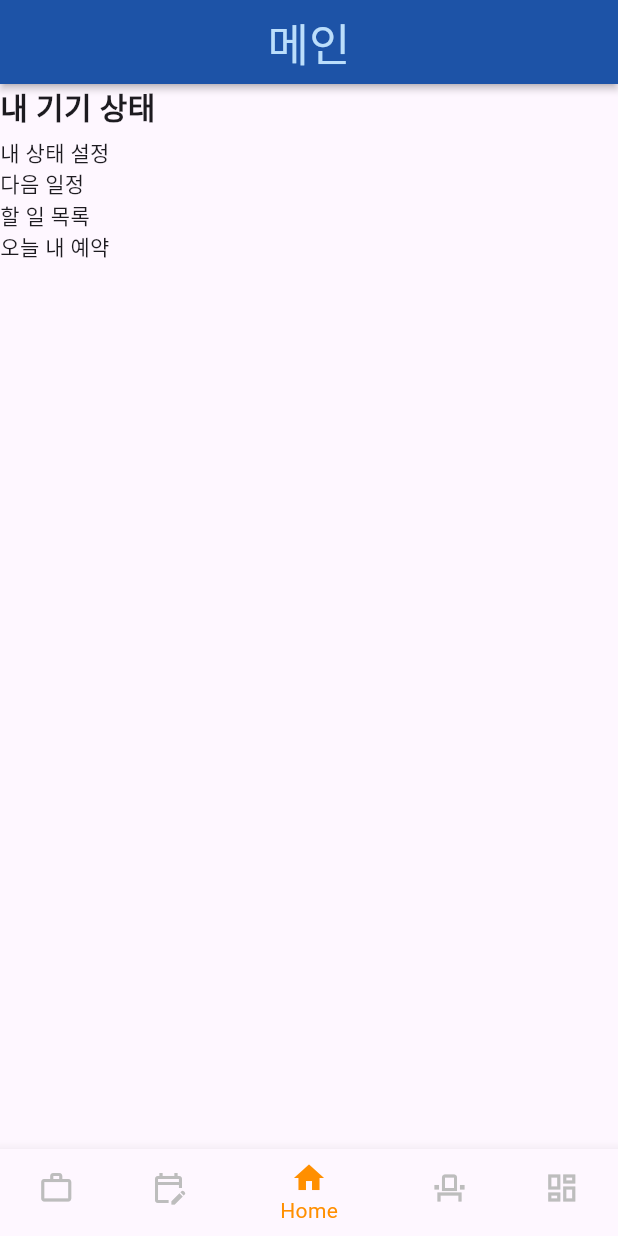
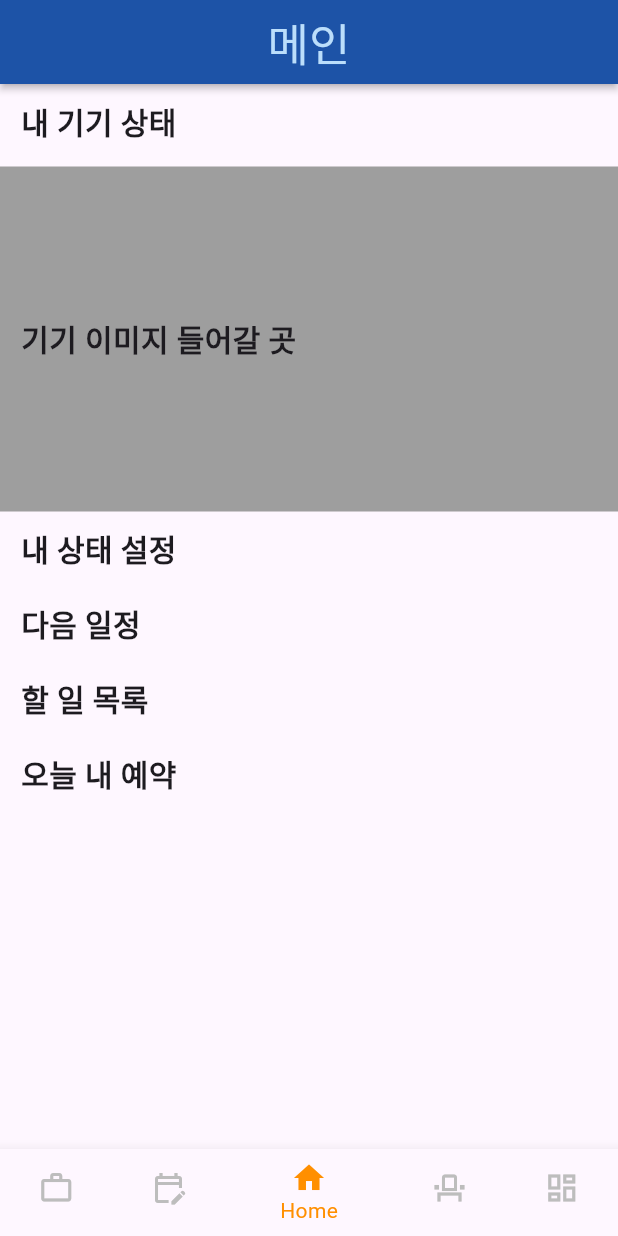
Before and after one commit to latter-electronic/MOASS, a Flutter app: the screen it shows after launch, item 3 of the bottom bar chosen, on a phone screen of 412 x 824 dp. Run offline on Flutter 3.47's test engine with Material 3 defaults, Android fonts, the phone set to English and light mode, and no system bars.

Commit message:
Feat: CategoryText widget 생성 및 분리

```diff
--- a/Frontend/moass/lib/screens/main_home_screen.dart
+++ b/Frontend/moass/lib/screens/main_home_screen.dart
@@ -1,40 +1,50 @@
+import 'package:flutter/cupertino.dart';
 import 'package:flutter/material.dart';
+import 'package:flutter/widgets.dart';
 import 'package:moass/widgets/top_bar.dart';
+
+import '../widgets/category_text.dart';
 
 class MainHomeScreen extends StatelessWidget {
   const MainHomeScreen({super.key});
 
   @override
   Widget build(BuildContext context) {
-    return const Scaffold(
-      appBar: TopBar(title: '메인'),
+    return Scaffold(
+      appBar: const TopBar(title: '메인'),
       body: Column(
         crossAxisAlignment: CrossAxisAlignment.start,
         children: [
-          CategoryText(),
-          SizedBox(
+          const Flexible(
+            flex: 2,
+            child: CategoryText(
+              text: '내 기기 상태',
+            ),
+          ),
+          const SizedBox(
             height: 5,
           ),
-          Text('내 상태 설정'),
-          Text('다음 일정'),
-          Text('할 일 목록'),
-          Text('오늘 내 예약'),
+          Flexible(
+            flex: 10,
+            child: Row(
+              children: [
+                Expanded(
+                  child: Container(
+                      decoration: const BoxDecoration(color: Colors.grey),
+                      child: const Padding(
+                        padding: EdgeInsets.symmetric(vertical: 90.0),
+                        child: CategoryText(text: '기기 이미지 들어갈 곳'),
+                      )),
+                ),
+              ],
+            ),
+          ),
+          const Flexible(flex: 2, child: CategoryText(text: '내 상태 설정')),
+          const Flexible(flex: 2, child: CategoryText(text: '다음 일정')),
+          const Flexible(flex: 2, child: CategoryText(text: '할 일 목록')),
+          const Flexible(flex: 2, child: CategoryText(text: '오늘 내 예약')),
         ],
       ),
     );
   }
 }
-
-class CategoryText extends StatelessWidget {
-  const CategoryText({
-    super.key,
-  });
-
-  @override
-  Widget build(BuildContext context) {
-    return const Text(
-      '내 기기 상태',
-      style: TextStyle(fontSize: 20, fontWeight: FontWeight.w600),
-    );
-  }
-}
--- /dev/null
+++ b/Frontend/moass/lib/widgets/category_text.dart
@@ -0,0 +1,21 @@
+import 'package:flutter/cupertino.dart';
+
+class CategoryText extends StatelessWidget {
+  const CategoryText({
+    super.key,
+    required this.text,
+  });
+
+  final String text;
+
+  @override
+  Widget build(BuildContext context) {
+    return Padding(
+      padding: const EdgeInsets.symmetric(vertical: 10.0, horizontal: 14.0),
+      child: Text(
+        text,
+        style: const TextStyle(fontSize: 20, fontWeight: FontWeight.w600),
+      ),
+    );
+  }
+}
```
